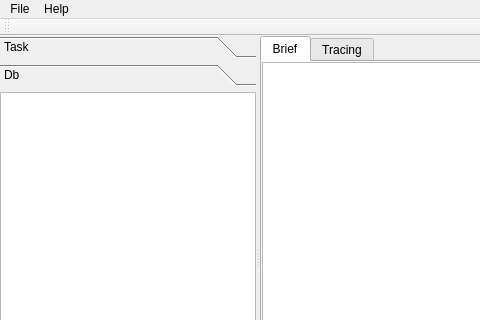
The window that pyside/mainframe/mainframe.ui (lishnih/index-desktop) describes before a commit, drawn with Qt 5; both pictures show x 0 to 480 and y 0 to 320 of the 700 by 500 pixel window.
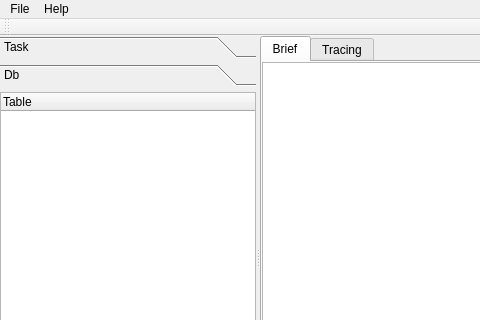
The same window after the commit. The open tabs and pages were chosen to show the change.

Diff of the .ui file:
```diff
--- a/pyside/mainframe/mainframe.ui
+++ b/pyside/mainframe/mainframe.ui
@@ -92,8 +92,8 @@
          <rect>
           <x>0</x>
           <y>0</y>
-          <width>98</width>
-          <height>73</height>
+          <width>256</width>
+          <height>393</height>
          </rect>
         </property>
         <attribute name="label">
@@ -107,7 +107,13 @@
           <number>0</number>
          </property>
          <item>
-          <widget class="QListWidget" name="listWidget"/>
+          <widget class="QTreeWidget" name="db_tree">
+           <column>
+            <property name="text">
+             <string>Table</string>
+            </property>
+           </column>
+          </widget>
          </item>
         </layout>
        </widget>
```
Left out of the diff: 39 changed lines with no effect on the pictures.
